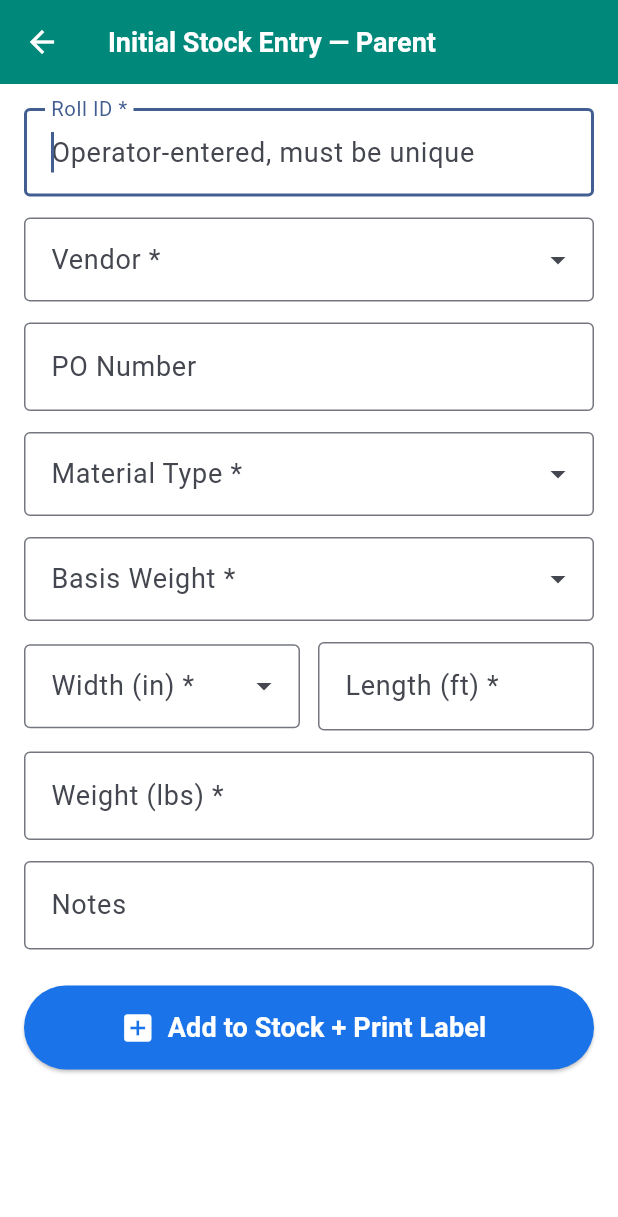
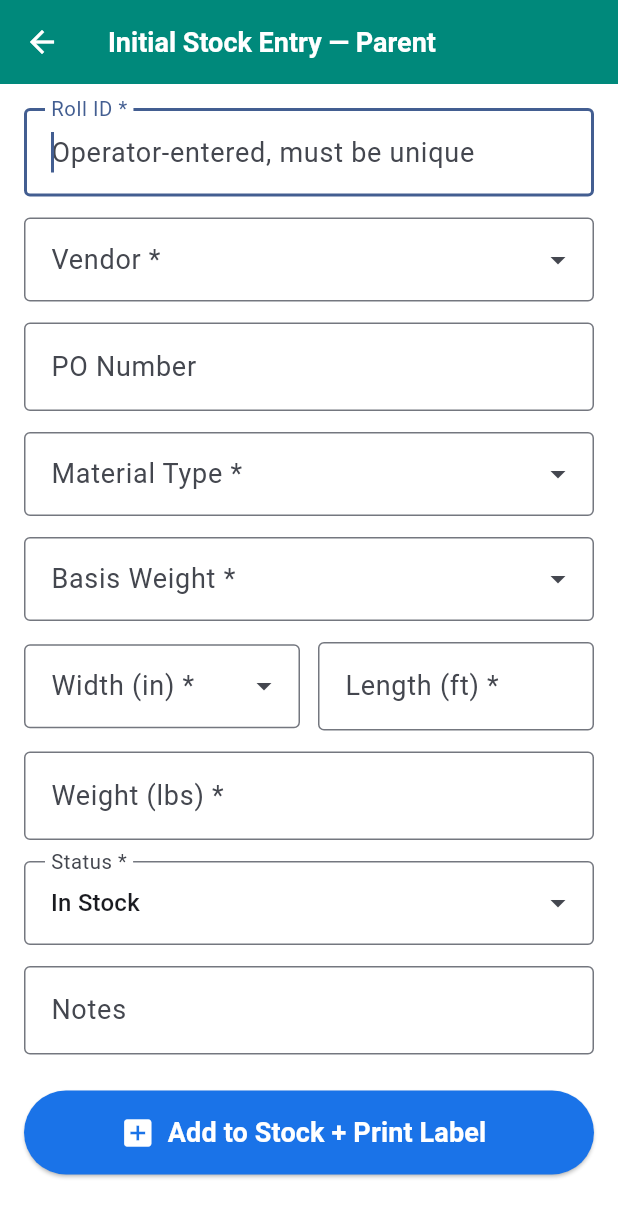
Before and after one commit to servairmarketing/compleat-mobile, a Flutter app: the StocktakeScreen screen opened directly, after a tap on "Initial Stock Entry", after a tap on "Parent Roll", on a phone screen of 412 x 824 dp. Shown: the top 1217 px of the screen. Run offline on Flutter 3.47's test engine with Material 3 defaults, Android fonts, the phone set to English and light mode, and no system bars; drawn by our look-alikes of dropdown_search; our stand-ins replace dio, open_filex, package_info_plus, shared_preferences, sqflite; accounts and stored records are empty; network calls fail.

Commit message:
fix: status filter/entry expansion, per-parent status labels, toggle focus correctness; 1.0.46+47
Co-Authored-By: Claude Opus 4.7 (1M context) <noreply@anthropic.com>

```diff
--- a/lib/screens/sales_screen.dart
+++ b/lib/screens/sales_screen.dart
@@ -508,6 +508,12 @@ class _SalesScreenState extends State<SalesScreen> with ScanDedupe {
                           _pendingFirstScan = null;
                           _scanController.clear();
                         });
+                        // Bug #22 — after the mode flip, focus the scan
+                        // field (the next input) so single↔two-parent
+                        // toggling never leaves the form unfocused.
+                        WidgetsBinding.instance.addPostFrameCallback((_) {
+                          if (mounted) _scanFocus.requestFocus();
+                        });
                       },
                     ),
                   ),
--- a/lib/screens/stocktake_screen.dart
+++ b/lib/screens/stocktake_screen.dart
@@ -385,6 +385,36 @@ Widget _stSimpleDropdown({
   );
 }
 
+// ─── Bug #20 — operator-selectable initial status ───────────────────
+// Initial Stock Entry lets the operator record already-consumed legacy
+// inventory by choosing its status. Annual stock-take modes never set
+// status (they reconcile physical scans), so they don't use this.
+const Map<String, String> _statusLabels = {
+  'in_stock': 'In Stock',
+  'production': 'Production',
+  'finished': 'Finished',
+  'sold': 'Sold',
+};
+
+Widget _stStatusDropdown({
+  required List<String> allowedValues,
+  required String value,
+  required Function(String) onChanged,
+}) {
+  return _stSimpleDropdown(
+    widgetKey: const Key('stocktakeStatusDropdown'),
+    label: 'Status *',
+    items: [for (final v in allowedValues) _statusLabels[v]!],
+    value: _statusLabels[value],
+    onChanged: (label) {
+      if (label == null) return;
+      for (final v in allowedValues) {
+        if (_statusLabels[v] == label) { onChanged(v); return; }
+      }
+    },
+  );
+}
+
 Widget _stMessage(String? message, bool success) {
   if (message == null) return const SizedBox.shrink();
   return Container(
@@ -425,6 +455,8 @@ class _InitialParentFormState extends State<_InitialParentForm> {
   final _rollIdFocus = FocusNode();
 
   String? _vendor, _materialType, _basisWeight, _width;
+  // Bug #20 — operator-chosen initial status (legacy inventory entry).
+  String _status = 'in_stock';
   bool _submitting = false;
   String? _message;
   bool _ok = false;
@@ -451,6 +483,7 @@ class _InitialParentFormState extends State<_InitialParentForm> {
       _materialType = snap['materialType'];
       _basisWeight = snap['basisWeight'];
       _width = snap['width'];
+      _status = snap['status'] ?? 'in_stock';
     }
     WidgetsBinding.instance.addPostFrameCallback((_) {
       if (mounted) _rollIdFocus.requestFocus();
@@ -507,6 +540,7 @@ class _InitialParentFormState extends State<_InitialParentForm> {
       'materialType': _materialType,
       'basisWeight': _basisWeight,
       'width': _width,
+      'status': _status,
     });
     _rollIdCtrl.dispose(); _poCtrl.dispose();
     _lengthCtrl.dispose(); _weightCtrl.dispose();
@@ -547,6 +581,7 @@ class _InitialParentFormState extends State<_InitialParentForm> {
       'width': double.tryParse(_width ?? '') ?? 0,
       'length': double.tryParse(_lengthCtrl.text) ?? 0,
       'weight': double.tryParse(_weightCtrl.text) ?? 0,
+      'status': _status,
       'notes': _notesCtrl.text.trim(),
     });
     if (res['success'] == true) {
@@ -571,6 +606,7 @@ class _InitialParentFormState extends State<_InitialParentForm> {
       _vendor = null; _materialType = null;
       _basisWeight = null; _width = null;
       _rollIdError = null;
+      _status = 'in_stock';
     });
     _lastCheckedRollId = '';
     WidgetsBinding.instance.addPostFrameCallback((_) {
@@ -684,6 +720,12 @@ class _InitialParentFormState extends State<_InitialParentForm> {
                 keyboardType: const TextInputType.numberWithOptions(decimal: true),
                 textInputAction: TextInputAction.done),
             const SizedBox(height: 14),
+            _stStatusDropdown(
+              allowedValues: const ['in_stock', 'production', 'finished'],
+              value: _status,
+              onChanged: (v) => setState(() => _status = v),
+            ),
+            const SizedBox(height: 14),
             _stField('Notes', _notesCtrl, multiline: true),
             const SizedBox(height: 24),
             SizedBox(
@@ -729,6 +771,8 @@ class _InitialChildFormState extends State<_InitialChildForm> {
 
   bool _twoParent = false;
   String? _productId, _productName;
+  // Bug #20 — operator-chosen initial status (legacy inventory entry).
+  String _status = 'in_stock';
   bool _submitting = false;
   String? _message;
   bool _ok = false;
@@ -751,6 +795,7 @@ class _InitialChildFormState extends State<_InitialChildForm> {
       _twoParent = snap['twoParent'] ?? false;
       _productId = snap['productId'];
       _productName = snap['productName'];
+      _status = snap['status'] ?? 'in_stock';
     }
     WidgetsBinding.instance.addPostFrameCallback((_) {
       if (mounted) _parent1Focus.requestFocus();
@@ -770,6 +815,7 @@ class _InitialChildFormState extends State<_InitialChildForm> {
       'twoParent': _twoParent,
       'productId': _productId,
       'productName': _productName,
+      'status': _status,
     });
     _parent1Ctrl.dispose(); _parent2Ctrl.dispose();
     _qtyCtrl.dispose(); _lengthCtrl.dispose();
@@ -813,6 +859,7 @@ class _InitialChildFormState extends State<_InitialChildForm> {
       'quantity': qty,
       'length': double.tryParse(_lengthCtrl.text) ?? 0,
       'weight': double.tryParse(_weightCtrl.text) ?? 0,
+      'status': _status,
       'notes': _notesCtrl.text.trim(),
     });
     if (res['success'] == true) {
@@ -849,6 +896,7 @@ class _InitialChildFormState extends State<_InitialChildForm> {
     _weightCtrl.clear(); _notesCtrl.clear();
     setState(() {
       _productId = null; _productName = null;
+      _status = 'in_stock';
     });
     WidgetsBinding.instance.addPostFrameCallback((_) {
       if (mounted) _parent1Focus.requestFocus();
@@ -881,7 +929,14 @@ class _InitialChildFormState extends State<_InitialChildForm> {
               Switch(
                 key: const Key('stocktakeTwoParentToggle'),
                 value: _twoParent,
-                onChanged: (v) => setState(() => _twoParent = v),
+                // Bug #22 — after the mode flip, focus the first input
+                // field (Parent Roll ID 1).
+                onChanged: (v) {
+                  setState(() => _twoParent = v);
+                  WidgetsBinding.instance.addPostFrameCallback((_) {
+                    if (mounted) _parent1Focus.requestFocus();
+                  });
+                },
               ),
             ]),
             const SizedBox(height: 8),
@@ -946,6 +1001,12 @@ class _InitialChildFormState extends State<_InitialChildForm> {
                 widgetKey: const Key('stocktakeWeightField'),
                 keyboardType: const TextInputType.numberWithOptions(decimal: true),
                 textInputAction: TextInputAction.done),
+            const SizedBox(height: 14),
+            _stStatusDropdown(
+              allowedValues: const ['in_stock', 'production', 'finished', 'sold'],
+              value: _status,
+              onChanged: (v) => setState(() => _status = v),
+            ),
             const SizedBox(height: 14),
             _stField('Notes', _notesCtrl, multiline: true),
             const SizedBox(height: 24),
@@ -1899,7 +1960,14 @@ class _PrintChildFormState extends State<_PrintChildForm> {
               Switch(
                 key: const Key('stocktakeTwoParentToggle'),
                 value: _twoParent,
-                onChanged: (v) => setState(() => _twoParent = v),
+                // Bug #22 — after the mode flip, focus the first input
+                // field (Parent Roll ID 1).
+                onChanged: (v) {
+                  setState(() => _twoParent = v);
+                  WidgetsBinding.instance.addPostFrameCallback((_) {
+                    if (mounted) _parent1Focus.requestFocus();
+                  });
+                },
               ),
             ]),
             const SizedBox(height: 8),
--- a/pubspec.yaml
+++ b/pubspec.yaml
@@ -1,7 +1,7 @@
 name: compleat_mobile
 description: Com-Pleat Inventory Management Mobile App
 publish_to: 'none'
-version: 1.0.45+46
+version: 1.0.46+47
 
 environment:
   sdk: '>=3.0.0 <4.0.0'
```
Also changed, not shown: lib/screens/conversion_screen.dart (+13 -5 lines), lib/screens/production_screen.dart (+45 -13 lines), lib/widgets/two_parent_scan_fields.dart (+9 -1 lines).
